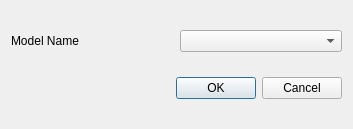
First picture: the form in vombatlib/dialogs/ComputeStratigraphicPositionDlg.ui, repository luca-penasa/vombat, before the edit.
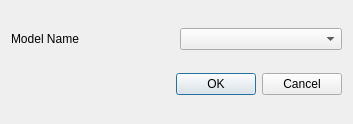
Second picture: the form after the edit. Custom widgets are drawn as their Qt base class.

What changed in the file:
```diff
--- a/vombatlib/dialogs/ComputeStratigraphicPositionDlg.ui
+++ b/vombatlib/dialogs/ComputeStratigraphicPositionDlg.ui
@@ -7,7 +7,7 @@
     <x>0</x>
     <y>0</y>
     <width>353</width>
-    <height>129</height>
+    <height>124</height>
    </rect>
   </property>
   <property name="windowTitle">
```
Left out of the diff: 2 changed lines with no effect on the pictures.
